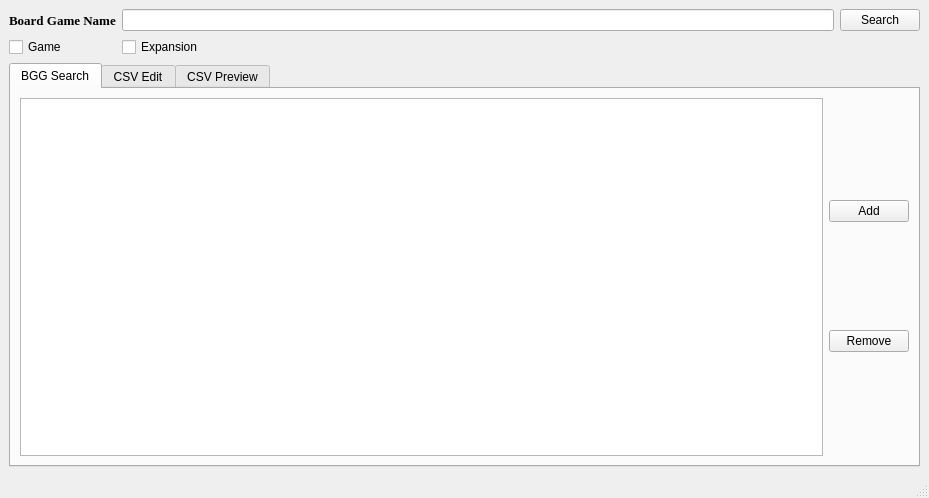
Qt form test_run2.ui (lucaono13/Board-Game-Info-Grabber) before a commit.
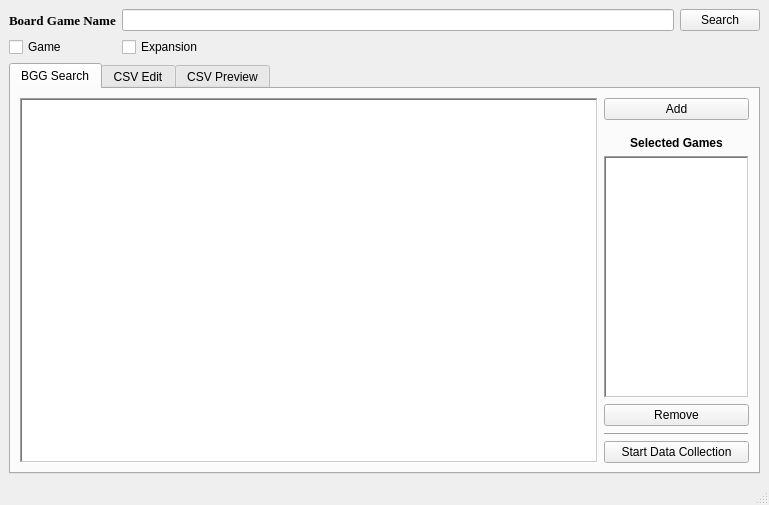
The same form after that commit.

Commit message: New Features (selection, addition, removal)

Patch:
```diff
--- a/test_run2.ui
+++ b/test_run2.ui
@@ -6,8 +6,8 @@
    <rect>
     <x>0</x>
     <y>0</y>
-    <width>929</width>
-    <height>498</height>
+    <width>769</width>
+    <height>505</height>
    </rect>
   </property>
   <property name="windowTitle">
@@ -104,27 +104,12 @@
        <attribute name="toolTip">
         <string>Search Board Game Geek</string>
        </attribute>
-       <layout class="QGridLayout" name="gridLayout_2">
-        <item row="0" column="1">
-         <layout class="QGridLayout" name="gridLayout_3">
-          <item row="0" column="0">
-           <widget class="QPushButton" name="addButton">
-            <property name="text">
-             <string>Add</string>
-            </property>
-           </widget>
-          </item>
-          <item row="1" column="0">
-           <widget class="QPushButton" name="removeButton">
-            <property name="text">
-             <string>Remove</string>
-            </property>
-           </widget>
-          </item>
-         </layout>
-        </item>
+       <layout class="QGridLayout" name="gridLayout_2" columnstretch="20,5">
         <item row="0" column="0">
          <widget class="QTableWidget" name="searchResults">
+          <property name="frameShape">
+           <enum>QFrame::WinPanel</enum>
+          </property>
           <property name="alternatingRowColors">
            <bool>true</bool>
           </property>
@@ -142,6 +127,89 @@
           </attribute>
          </widget>
         </item>
+        <item row="0" column="1">
+         <layout class="QGridLayout" name="gridLayout_3">
+          <item row="0" column="0">
+           <widget class="QPushButton" name="addButton">
+            <property name="text">
+             <string>Add</string>
+            </property>
+           </widget>
+          </item>
+          <item row="6" column="0">
+           <widget class="QPushButton" name="removeButton">
+            <property name="text">
+             <string>Remove</string>
+            </property>
+           </widget>
+          </item>
+          <item row="4" column="0">
+           <widget class="QLabel" name="label_2">
+            <property name="font">
+             <font>
+              <weight>75</weight>
+              <bold>true</bold>
+             </font>
+            </property>
+            <property name="text">
+             <string>Selected Games</string>
+            </property>
+            <property name="alignment">
+             <set>Qt::AlignCenter</set>
+            </property>
+           </widget>
+          </item>
+          <item row="5" column="0">
+           <widget class="QListWidget" name="selectedGamees">
+            <property name="frameShape">
+             <enum>QFrame::WinPanel</enum>
+            </property>
+            <property name="selectionMode">
+             <enum>QAbstractItemView::SingleSelection</enum>
+            </property>
+           </widget>
+          </item>
+          <item row="7" column="0">
+           <widget class="Line" name="line">
+            <property name="frameShadow">
+             <enum>QFrame::Raised</enum>
+            </property>
+            <property name="lineWidth">
+             <number>1</number>
+            </property>
+            <property name="midLineWidth">
+             <number>0</number>
+            </property>
+            <property name="orientation">
+             <enum>Qt::Horizontal</enum>
+            </property>
+           </widget>
+          </item>
+          <item row="2" column="0">
+           <spacer name="verticalSpacer">
+            <property name="orientation">
+             <enum>Qt::Vertical</enum>
+            </property>
+            <property name="sizeType">
+             <enum>QSizePolicy::Fixed</enum>
+            </property>
+            <property name="sizeHint" stdset="0">
+             <size>
+              <width>15</width>
+              <height>10</height>
+             </size>
+            </property>
+           </spacer>
+          </item>
+          <item row="8" column="0">
+           <widget class="QPushButton" name="dataCollectionStart">
+            <property name="text">
+             <string>Start Data Collection</string>
+            </property>
+           </widget>
+          </item>
+         </layout>
+        </item>
        </layout>
       </widget>
       <widget class="QWidget" name="csv_edit">
```
Left out of the diff: 40 changed lines with no effect on the pictures. The commit also changes 2 other files.
